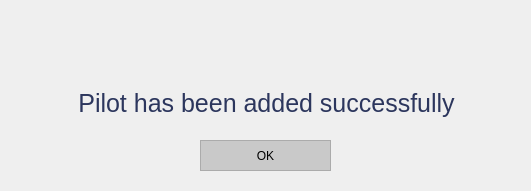
Above: Gui/Administrator/AddPilot/AddPilotSuccess.ui from whitePenumbra/SARdrone before the change. Below: the same form after it.
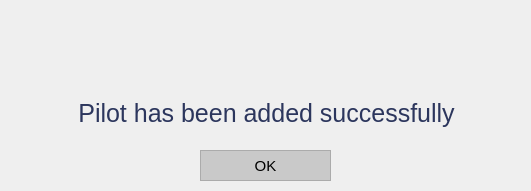
That is the form after the change. Icons and pictures are not drawn.

```diff
--- a/Gui/Administrator/AddPilot/AddPilotSuccess.ui
+++ b/Gui/Administrator/AddPilot/AddPilotSuccess.ui
@@ -1,7 +1,7 @@
 <?xml version="1.0" encoding="UTF-8"?>
 <ui version="4.0">
- <class>Dialog</class>
- <widget class="QDialog" name="Dialog">
+ <class>MainWindow</class>
+ <widget class="QMainWindow" name="MainWindow">
   <property name="geometry">
    <rect>
     <x>0</x>
@@ -22,6 +22,11 @@
     <height>191</height>
    </size>
   </property>
+  <property name="font">
+   <font>
+    <family>MS UI Gothic</family>
+   </font>
+  </property>
   <property name="windowTitle">
    <string>Success</string>
   </property>
@@ -29,11 +34,53 @@
    <iconset>
     <normaloff>../../Resources/logo_svg.svg</normaloff>../../Resources/logo_svg.svg</iconset>
   </property>
+  <widget class="QWidget" name="centralwidget">
+   <widget class="QWidget" name="layoutWidget">
+    <property name="geometry">
+     <rect>
+      <x>21</x>
+      <y>21</y>
+      <width>491</width>
+      <height>121</height>
+     </rect>
+    </property>
+    <layout class="QVBoxLayout" name="verticalLayout">
+     <item>
+      <widget class="QLabel" name="img_success">
+       <property name="text">
+        <string/>
+       </property>
+       <property name="pixmap">
+        <pixmap>../../Resources/success.png</pixmap>
+       </property>
+       <property name="alignment">
+        <set>Qt::AlignCenter</set>
+       </property>
+      </widget>
+     </item>
+     <item>
+      <widget class="QLabel" name="lbl_success">
+       <property name="font">
+        <font>
+         <family>Helvetica</family>
+         <pointsize>19</pointsize>
+        </font>
+       </property>
+       <property name="text">
+        <string>&lt;html&gt;&lt;head/&gt;&lt;body&gt;&lt;p&gt;&lt;span style=&quot; color:#2c365d;&quot;&gt;Pilot has been added successfully&lt;/span&gt;&lt;/p&gt;&lt;/body&gt;&lt;/html&gt;</string>
+       </property>
+       <property name="alignment">
+        <set>Qt::AlignCenter</set>
+       </property>
+      </widget>
+     </item>
+    </layout>
+   </widget>
   <widget class="QPushButton" name="btn_OK">
    <property name="geometry">
     <rect>
      <x>200</x>
-     <y>140</y>
+      <y>150</y>
      <width>131</width>
      <height>31</height>
     </rect>
@@ -50,6 +97,12 @@
      <height>31</height>
     </size>
    </property>
+    <property name="font">
+     <font>
+      <family>Helvetica</family>
+      <pointsize>11</pointsize>
+     </font>
+    </property>
    <property name="styleSheet">
     <string notr="true">QPushButton {
 color: rgb(0, 0, 0);
@@ -78,46 +131,6 @@
     <string>OK</string>
    </property>
   </widget>
-  <widget class="QWidget" name="">
-   <property name="geometry">
-    <rect>
-     <x>21</x>
-     <y>11</y>
-     <width>491</width>
-     <height>121</height>
-    </rect>
-   </property>
-   <layout class="QVBoxLayout" name="verticalLayout">
-    <item>
-     <widget class="QLabel" name="img_success">
-      <property name="text">
-       <string/>
-      </property>
-      <property name="pixmap">
-       <pixmap>../../Resources/success.png</pixmap>
-      </property>
-      <property name="alignment">
-       <set>Qt::AlignCenter</set>
-      </property>
-     </widget>
-    </item>
-    <item>
-     <widget class="QLabel" name="lbl_success">
-      <property name="font">
-       <font>
-        <family>Helvetica</family>
-        <pointsize>19</pointsize>
-       </font>
-      </property>
-      <property name="text">
-       <string>&lt;html&gt;&lt;head/&gt;&lt;body&gt;&lt;p&gt;&lt;span style=&quot; color:#2c365d;&quot;&gt;Pilot has been added successfully&lt;/span&gt;&lt;/p&gt;&lt;/body&gt;&lt;/html&gt;</string>
-      </property>
-      <property name="alignment">
-       <set>Qt::AlignCenter</set>
-      </property>
-     </widget>
-    </item>
-   </layout>
   </widget>
  </widget>
  <resources/>
```
Left out of the diff: 2 changed lines with no effect on the pictures. Lines whose indentation alone changed are shown as unchanged.
